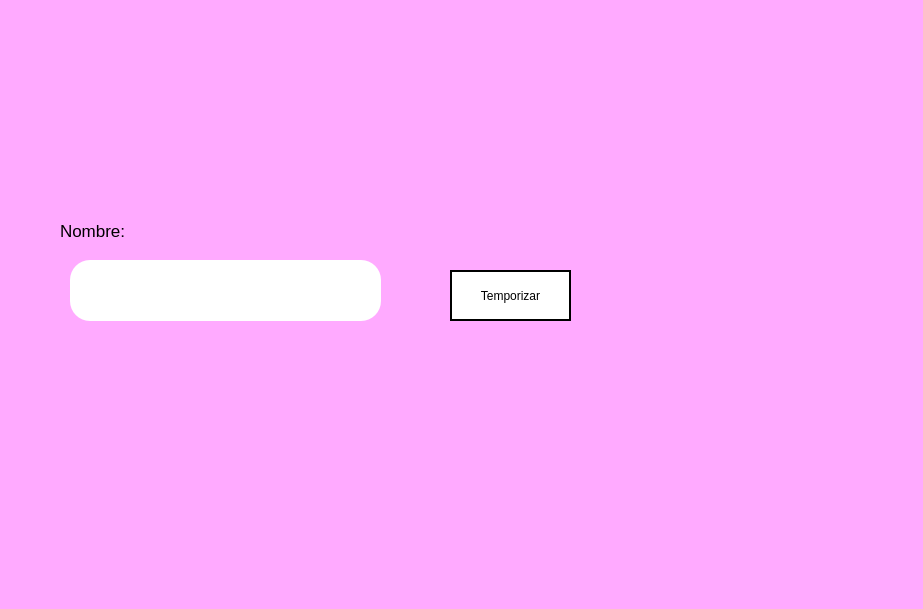
celineazs/PIP_2025_1_Eq3, file Unidad 2/P10_SegundoPlanoTimer.ui: the form before one commit.
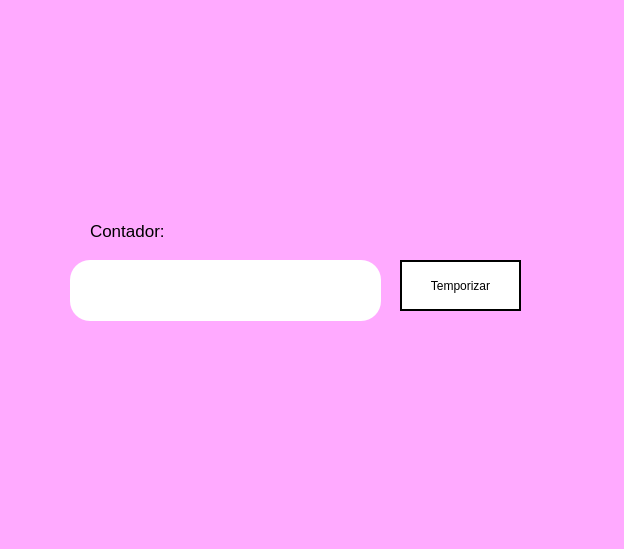
The form after the commit. Icons and pictures are not drawn.

```diff
--- a/Unidad 2/P10_SegundoPlanoTimer.ui
+++ b/Unidad 2/P10_SegundoPlanoTimer.ui
@@ -6,8 +6,8 @@
    <rect>
     <x>0</x>
     <y>0</y>
-    <width>923</width>
-    <height>609</height>
+    <width>624</width>
+    <height>549</height>
    </rect>
   </property>
   <property name="windowTitle">
@@ -20,10 +20,10 @@
    <widget class="QLabel" name="label">
     <property name="geometry">
      <rect>
-      <x>660</x>
+      <x>420</x>
       <y>330</y>
-      <width>241</width>
-      <height>221</height>
+      <width>201</width>
+      <height>191</height>
      </rect>
     </property>
     <property name="styleSheet">
@@ -42,8 +42,8 @@
    <widget class="QLabel" name="label_2">
     <property name="geometry">
      <rect>
-      <x>750</x>
-      <y>0</y>
+      <x>440</x>
+      <y>-10</y>
       <width>161</width>
       <height>181</height>
      </rect>
@@ -86,7 +86,7 @@
    <widget class="QLabel" name="label_4">
     <property name="geometry">
      <rect>
-      <x>60</x>
+      <x>90</x>
       <y>210</y>
       <width>121</width>
       <height>41</height>
@@ -98,7 +98,7 @@
      </font>
     </property>
     <property name="text">
-     <string>Nombre:</string>
+     <string>Contador:</string>
     </property>
    </widget>
    <widget class="QLineEdit" name="txt_temporizador">
@@ -123,8 +123,8 @@
    <widget class="QPushButton" name="btn_temporizar">
     <property name="geometry">
      <rect>
-      <x>450</x>
-      <y>270</y>
+      <x>400</x>
+      <y>260</y>
       <width>121</width>
       <height>51</height>
      </rect>
```
Left out of the diff: 2 changed lines with no effect on the pictures.
